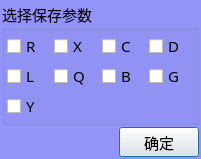
Old version of the form AnalysisMode/frmParameter.ui in the repository caicaiking/WKEFactoryView2014.
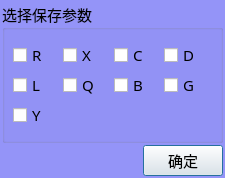
New version of the form.

What changed in the file:
```diff
--- a/AnalysisMode/frmParameter.ui
+++ b/AnalysisMode/frmParameter.ui
@@ -6,8 +6,8 @@
    <rect>
     <x>0</x>
     <y>0</y>
-    <width>201</width>
-    <height>130</height>
+    <width>225</width>
+    <height>178</height>
    </rect>
   </property>
   <property name="windowTitle">
@@ -65,6 +65,18 @@
       </property>
       <item>
        <layout class="QGridLayout" name="gridLayout">
+        <property name="leftMargin">
+         <number>6</number>
+        </property>
+        <property name="topMargin">
+         <number>6</number>
+        </property>
+        <property name="rightMargin">
+         <number>6</number>
+        </property>
+        <property name="bottomMargin">
+         <number>6</number>
+        </property>
         <item row="2" column="0">
          <widget class="QCheckBox" name="Y">
           <property name="font">
```
Left out of the diff: 1 changed line with no effect on the pictures.
